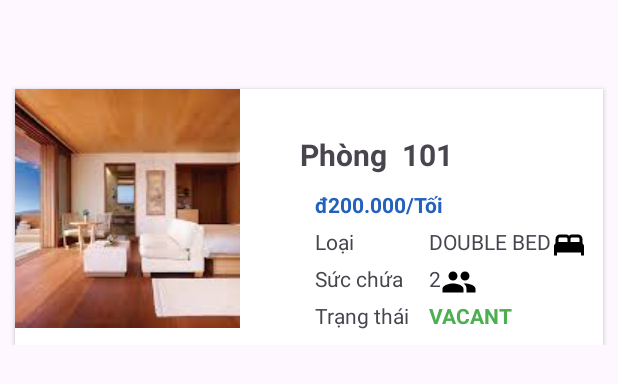
After one commit to NguyenHuyen0410/HSM, an Android app: the layout list_room.xml on its own in the app's theme, with its tools: preview values and no code run, on a phone screen of 412 x 824 dp. The commit adds this screen. Shown: the top 384 px of the screen. Run offline under Robolectric (Android 15) with nearby library versions, the phone set to English and light mode, and no system bars.

Commit message:
list room

```diff
--- a/app/build.gradle
+++ b/app/build.gradle
@@ -46,6 +46,7 @@ dependencies {
     //RetrofitClient
     implementation 'com.squareup.retrofit2:retrofit:2.9.0'
     implementation 'com.squareup.retrofit2:converter-gson:2.9.0'
+    implementation libs.cardview
 
     testImplementation libs.junit
     androidTestImplementation libs.ext.junit
--- /dev/null
+++ b/app/src/main/res/drawable/bed.xml
@@ -0,0 +1,5 @@
+<vector xmlns:android="http://schemas.android.com/apk/res/android" android:height="24dp" android:tint="#000000" android:viewportHeight="24" android:viewportWidth="24" android:width="24dp">
+
+    <path android:fillColor="@android:color/white" android:pathData="M21,10.78V8c0,-1.65 -1.35,-3 -3,-3h-4c-0.77,0 -1.47,0.3 -2,0.78C11.47,5.3 10.77,5 10,5H6C4.35,5 3,6.35 3,8v2.78C2.39,11.33 2,12.12 2,13v6h2v-2h16v2h2v-6C22,12.12 21.61,11.33 21,10.78zM14,7h4c0.55,0 1,0.45 1,1v2h-6V8C13,7.45 13.45,7 14,7zM5,8c0,-0.55 0.45,-1 1,-1h4c0.55,0 1,0.45 1,1v2H5V8z"/>
+
+</vector>
--- /dev/null
+++ b/app/src/main/res/drawable/people.xml
@@ -0,0 +1,5 @@
+<vector xmlns:android="http://schemas.android.com/apk/res/android" android:height="24dp" android:tint="#000000" android:viewportHeight="24" android:viewportWidth="24" android:width="24dp">
+
+    <path android:fillColor="@android:color/white" android:pathData="M16,11c1.66,0 2.99,-1.34 2.99,-3S17.66,5 16,5c-1.66,0 -3,1.34 -3,3s1.34,3 3,3zM8,11c1.66,0 2.99,-1.34 2.99,-3S9.66,5 8,5C6.34,5 5,6.34 5,8s1.34,3 3,3zM8,13c-2.33,0 -7,1.17 -7,3.5L1,19h14v-2.5c0,-2.33 -4.67,-3.5 -7,-3.5zM16,13c-0.29,0 -0.62,0.02 -0.97,0.05 1.16,0.84 1.97,1.97 1.97,3.45L17,19h6v-2.5c0,-2.33 -4.67,-3.5 -7,-3.5z"/>
+
+</vector>
--- /dev/null
+++ b/app/src/main/res/layout/list_room.xml
@@ -0,0 +1,157 @@
+<?xml version="1.0" encoding="utf-8"?>
+
+<androidx.constraintlayout.widget.ConstraintLayout xmlns:android="http://schemas.android.com/apk/res/android"
+    xmlns:app="http://schemas.android.com/apk/res-auto"
+    xmlns:tools="http://schemas.android.com/tools"
+    android:layout_width="match_parent"
+    android:layout_height="wrap_content">
+
+
+    <androidx.cardview.widget.CardView
+        android:layout_width="match_parent"
+        android:layout_height="wrap_content"
+        android:layout_marginStart="10dp"
+        android:layout_marginTop="59dp"
+
+        android:layout_marginEnd="10dp"
+        app:cardCornerRadius="0dp"
+        app:layout_constraintEnd_toEndOf="parent"
+        app:layout_constraintStart_toStartOf="parent"
+        app:layout_constraintTop_toTopOf="parent">
+
+
+        <androidx.constraintlayout.widget.ConstraintLayout
+            android:layout_width="match_parent"
+            android:layout_height="match_parent"
+            android:layout_marginBottom="10dp">
+
+            <ImageView
+                android:id="@+id/imageView"
+                android:layout_width="150dp"
+                android:layout_height="match_parent"
+                android:scaleType="centerCrop"
+                app:layout_constraintStart_toStartOf="parent"
+                app:layout_constraintTop_toTopOf="parent"
+                app:srcCompat="@drawable/hote_room1" />
+
+
+            <TextView
+                android:id="@+id/room_number_text"
+                android:layout_width="wrap_content"
+                android:layout_height="wrap_content"
+                android:layout_marginStart="40dp"
+                android:layout_marginTop="30dp"
+                android:text="@string/room_text"
+                android:textSize="20sp"
+                android:textStyle="bold"
+                app:layout_constraintStart_toEndOf="@+id/imageView"
+                app:layout_constraintTop_toTopOf="@+id/imageView" />
+
+            <TextView
+                android:id="@+id/room_number"
+                android:layout_width="wrap_content"
+                android:layout_height="wrap_content"
+                android:layout_marginStart="10dp"
+                android:text="101"
+                android:textSize="20sp"
+                android:textStyle="bold"
+                app:layout_constraintStart_toEndOf="@+id/room_number_text"
+                app:layout_constraintTop_toTopOf="@+id/room_number_text" />
+
+
+            <TextView
+                android:id="@+id/room_type_text"
+                android:layout_width="wrap_content"
+                android:layout_height="wrap_content"
+                android:layout_marginTop="5dp"
+                android:text="@string/room_type_text"
+                app:layout_constraintStart_toStartOf="@+id/price_text"
+                app:layout_constraintTop_toBottomOf="@+id/price" />
+
+            <TextView
+                android:id="@+id/room_type"
+                android:layout_width="wrap_content"
+                android:layout_height="wrap_content"
+                android:layout_marginStart="50dp"
+                android:drawableRight="@drawable/bed"
+                android:text="DOUBLE BED"
+                app:layout_constraintStart_toEndOf="@+id/room_type_text"
+                app:layout_constraintTop_toTopOf="@+id/room_type_text" />
+
+            <TextView
+                android:id="@+id/capacity_text"
+                android:layout_width="wrap_content"
+                android:layout_height="wrap_content"
+                android:layout_marginTop="5dp"
+                android:text="@string/capacity_text"
+                app:layout_constraintStart_toStartOf="@+id/room_type_text"
+                app:layout_constraintTop_toBottomOf="@+id/room_type_text" />
+
+            <TextView
+                android:id="@+id/capacity"
+                android:layout_width="wrap_content"
+                android:layout_height="wrap_content"
+                android:text="2"
+                android:drawableRight="@drawable/people"
+                app:layout_constraintStart_toStartOf="@+id/room_type"
+                app:layout_constraintTop_toTopOf="@+id/capacity_text" />
+
+
+            <TextView
+                android:id="@+id/price_text"
+                android:layout_width="wrap_content"
+                android:layout_height="wrap_content"
+                android:layout_marginStart="10dp"
+                android:layout_marginTop="10dp"
+                android:text="đ"
+                android:textColor="#2361BD"
+                android:textColorLink="#2361BD"
+                android:textStyle="bold"
+                app:layout_constraintStart_toStartOf="@+id/room_number_text"
+                app:layout_constraintTop_toBottomOf="@+id/room_number_text" />
+
+            <TextView
+                android:id="@+id/price"
+                android:layout_width="wrap_content"
+                android:layout_height="wrap_content"
+                android:text="200.000"
+                android:textColor="#2361BD"
+                android:textColorLink="#2361BD"
+                android:textStyle="bold"
+                app:layout_constraintStart_toEndOf="@+id/price_text"
+                app:layout_constraintTop_toTopOf="@+id/price_text" />
+
+            <TextView
+                android:id="@+id/price_per_day_text"
+                android:layout_width="wrap_content"
+                android:layout_height="wrap_content"
+                android:text="@string/night"
+                android:textColor="#2361BD"
+                android:textColorLink="#2361BD"
+                android:textStyle="bold"
+                app:layout_constraintStart_toEndOf="@+id/price"
+                app:layout_constraintTop_toTopOf="@+id/price" />
+
+            <TextView
+                android:id="@+id/status_text"
+                android:layout_width="wrap_content"
+                android:layout_height="wrap_content"
+                android:layout_marginTop="5dp"
+                android:text="@string/status_text"
+                app:layout_constraintStart_toStartOf="@+id/price_text"
+                app:layout_constraintTop_toBottomOf="@+id/capacity_text" />
+
+            <TextView
+                android:id="@+id/status"
+                android:layout_width="wrap_content"
+                android:layout_height="wrap_content"
+                android:text="VACANT"
+                android:textColor="#4CAF50"
+                android:textStyle="bold"
+                app:layout_constraintStart_toStartOf="@+id/capacity"
+                app:layout_constraintTop_toTopOf="@+id/status_text" />
+
+
+        </androidx.constraintlayout.widget.ConstraintLayout>
+    </androidx.cardview.widget.CardView>
+</androidx.constraintlayout.widget.ConstraintLayout>
--- a/app/src/main/res/values/strings.xml
+++ b/app/src/main/res/values/strings.xml
@@ -1,3 +1,9 @@
 <resources>
     <string name="app_name">hsb</string>
+    <string name="room_text">Phòng</string>
+    <string name="room_type_text">Loại</string>
+    <string name="capacity_text">Sức chứa</string>
+    <string name="night">/Tối</string>
+    <string name="status_text">Trạng thái</string>
+
 </resources>
```
Also changed, not shown: app/src/main/res/drawable/hote_room1.jpg (added).
